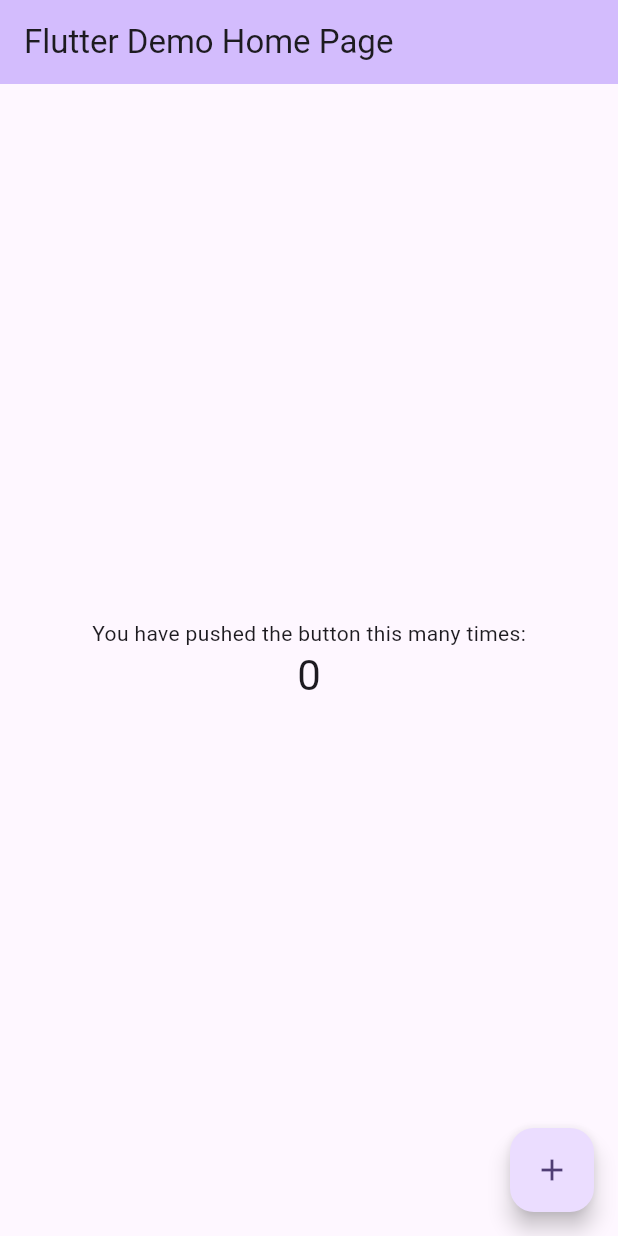
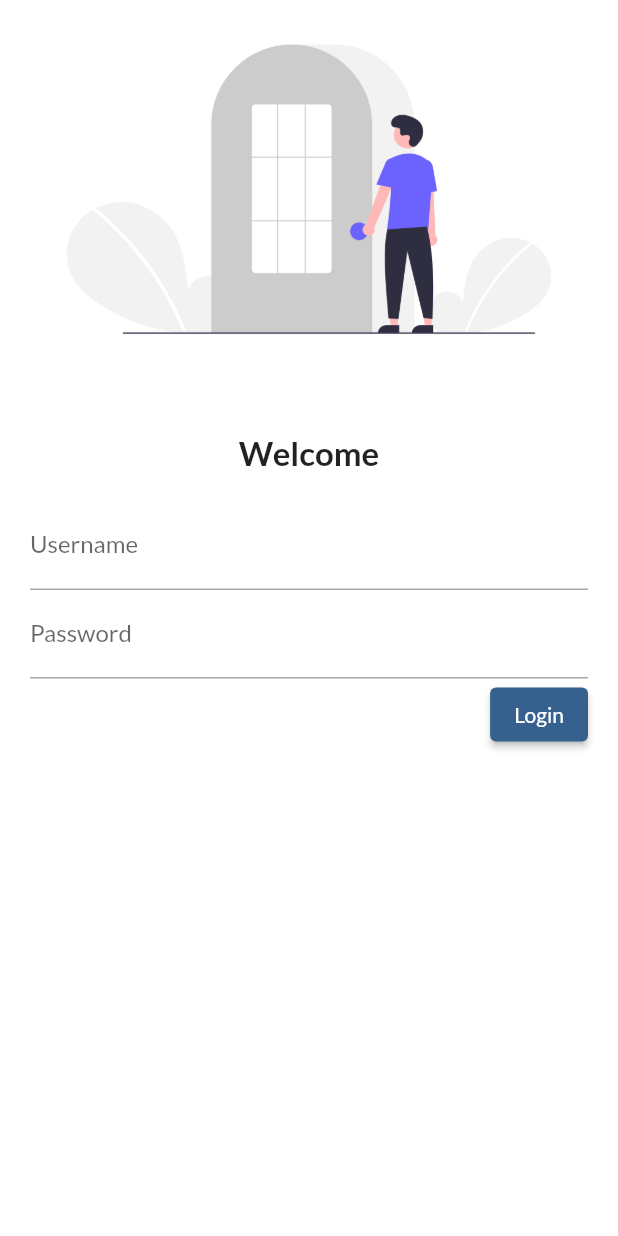
Before and after one commit to USAMA-app/flutter_catalog, a Flutter app: the screen it shows after launch, on a phone screen of 412 x 824 dp. Run offline on Flutter 3.47's test engine with Material 3 defaults, Android fonts, the phone set to English and light mode, and no system bars; our stand-ins replace google_fonts.

Commit message:
Login Page Design, Button Click

```diff
--- a/lib/main.dart
+++ b/lib/main.dart
@@ -1,4 +1,7 @@
 import 'package:flutter/material.dart';
+import 'package:flutter_catalog/pages/home_page.dart';
+import 'package:flutter_catalog/pages/Auth/login_page.dart';
+import 'package:google_fonts/google_fonts.dart';
 
 void main() {
   runApp(const MyApp());
@@ -7,119 +10,23 @@ void main() {
 class MyApp extends StatelessWidget {
   const MyApp({super.key});
 
-  // This widget is the root of your application.
   @override
   Widget build(BuildContext context) {
     return MaterialApp(
-      title: 'Flutter Demo',
+      themeMode: ThemeMode.system,
       theme: ThemeData(
-        // This is the theme of your application.
-        //
-        // TRY THIS: Try running your application with "flutter run". You'll see
-        // the application has a purple toolbar. Then, without quitting the app,
-        // try changing the seedColor in the colorScheme below to Colors.green
-        // and then invoke "hot reload" (save your changes or press the "hot
-        // reload" button in a Flutter-supported IDE, or press "r" if you used
-        // the command line to start the app).
-        //
-        // Notice that the counter didn't reset back to zero; the application
-        // state is not lost during the reload. To reset the state, use hot
-        // restart instead.
-        //
-        // This works for code too, not just values: Most code changes can be
-        // tested with just a hot reload.
-        colorScheme: ColorScheme.fromSeed(seedColor: Colors.deepPurple),
-        useMaterial3: true,
+          colorSchemeSeed: Colors.blue,
+          appBarTheme: const AppBarTheme(elevation: 0),
+          useMaterial3: false,
+          fontFamily: GoogleFonts.lato().fontFamily),
+      darkTheme: ThemeData(
+        brightness: Brightness.dark,
+        useMaterial3: false,
       ),
-      home: const MyHomePage(title: 'Flutter Demo Home Page'),
+      routes: {
+        "/": (context) => LoginPage(),
+        "/login": (context) => LoginPage()
+      },
     );
   }
 }
-
-class MyHomePage extends StatefulWidget {
-  const MyHomePage({super.key, required this.title});
-
-  // This widget is the home page of your application. It is stateful, meaning
-  // that it has a State object (defined below) that contains fields that affect
-  // how it looks.
-
-  // This class is the configuration for the state. It holds the values (in this
-  // case the title) provided by the parent (in this case the App widget) and
-  // used by the build method of the State. Fields in a Widget subclass are
-  // always marked "final".
-
-  final String title;
-
-  @override
-  State<MyHomePage> createState() => _MyHomePageState();
-}
-
-class _MyHomePageState extends State<MyHomePage> {
-  int _counter = 0;
-
-  void _incrementCounter() {
-    setState(() {
-      // This call to setState tells the Flutter framework that something has
-      // changed in this State, which causes it to rerun the build method below
-      // so that the display can reflect the updated values. If we changed
-      // _counter without calling setState(), then the build method would not be
-      // called again, and so nothing would appear to happen.
-      _counter++;
-    });
-  }
-
-  @override
-  Widget build(BuildContext context) {
-    // This method is rerun every time setState is called, for instance as done
-    // by the _incrementCounter method above.
-    //
-    // The Flutter framework has been optimized to make rerunning build methods
-    // fast, so that you can just rebuild anything that needs updating rather
-    // than having to individually change instances of widgets.
-    return Scaffold(
-      appBar: AppBar(
-        // TRY THIS: Try changing the color here to a specific color (to
-        // Colors.amber, perhaps?) and trigger a hot reload to see the AppBar
-        // change color while the other colors stay the same.
-        backgroundColor: Theme.of(context).colorScheme.inversePrimary,
-        // Here we take the value from the MyHomePage object that was created by
-        // the App.build method, and use it to set our appbar title.
-        title: Text(widget.title),
-      ),
-      body: Center(
-        // Center is a layout widget. It takes a single child and positions it
-        // in the middle of the parent.
-        child: Column(
-          // Column is also a layout widget. It takes a list of children and
-          // arranges them vertically. By default, it sizes itself to fit its
-          // children horizontally, and tries to be as tall as its parent.
-          //
-          // Column has various properties to control how it sizes itself and
-          // how it positions its children. Here we use mainAxisAlignment to
-          // center the children vertically; the main axis here is the vertical
-          // axis because Columns are vertical (the cross axis would be
-          // horizontal).
-          //
-          // TRY THIS: Invoke "debug painting" (choose the "Toggle Debug Paint"
-          // action in the IDE, or press "p" in the console), to see the
-          // wireframe for each widget.
-          mainAxisAlignment: MainAxisAlignment.center,
-          children: <Widget>[
-            const Text(
-              'You have pushed the button this many times:',
-            ),
-            Text(
-              '$_counter',
-              style: Theme.of(context).textTheme.headlineMedium,
-            ),
-          ],
-        ),
-      ),
-      floatingActionButton: FloatingActionButton(
-        onPressed: _incrementCounter,
-        tooltip: 'Increment',
-        child: const Icon(Icons.add),
-      ), // This trailing comma makes auto-formatting nicer for build methods.
-    );
-  }
-}
--- /dev/null
+++ b/lib/pages/Auth/login_page.dart
@@ -0,0 +1,49 @@
+import 'package:flutter/material.dart';
+
+class LoginPage extends StatelessWidget {
+  const LoginPage({super.key});
+
+  @override
+  Widget build(BuildContext context) {
+    return Material(
+        color: const Color.fromRGBO(255, 255, 255, 1),
+        child: Column(
+          children: [
+            Image.asset("assets/images/login_image.png", fit: BoxFit.contain),
+            SizedBox(height: 20),
+            Padding(
+              padding: const EdgeInsets.symmetric(vertical: 16, horizontal: 20),
+              child: Column(
+                children: [
+                  Text(
+                    "Welcome",
+                    style: TextStyle(fontWeight: FontWeight.bold, fontSize: 22),
+                  ),
+                  SizedBox(
+                    height: 20,
+                  ),
+                  TextFormField(
+                    decoration: InputDecoration(
+                        label: Text("Username"), hintText: "Enter Username"),
+                  ),
+                  TextFormField(
+                    obscureText: true,
+                    decoration: InputDecoration(
+                        label: Text("Password"), hintText: "Enter Password"),
+                  ),
+                  Row(
+                    mainAxisAlignment: MainAxisAlignment.end,
+                    children: [
+                      ElevatedButton(
+                        onPressed: () => {print("Clicked")},
+                        child: Text("Login"),
+                      ),
+                    ],
+                  ),
+                ],
+              ),
+            )
+          ],
+        ));
+  }
+}
--- /dev/null
+++ b/lib/pages/home_page.dart
@@ -0,0 +1,16 @@
+import 'package:flutter/material.dart';
+
+class HomePage extends StatelessWidget {
+  const HomePage({super.key});
+
+  @override
+  Widget build(BuildContext context) {
+    return Scaffold(
+      appBar: AppBar(
+        title: Text("Home Page"),
+      ),
+      body: Center(child: Container(child: Text("This is Home Page"))),
+      drawer: Drawer(),
+    );
+  }
+}
--- a/pubspec.yaml
+++ b/pubspec.yaml
@@ -35,6 +35,7 @@ dependencies:
   # The following adds the Cupertino Icons font to your application.
   # Use with the CupertinoIcons class for iOS style icons.
   cupertino_icons: ^1.0.8
+  google_fonts: ^6.2.1
 
 dev_dependencies:
   flutter_test:
@@ -59,8 +60,8 @@ flutter:
   uses-material-design: true
 
   # To add assets to your application, add an assets section, like this:
-  # assets:
-  #   - images/a_dot_burr.jpeg
+  assets:
+    - assets/images/
   #   - images/a_dot_ham.jpeg
 
   # An image asset can refer to one or more resolution-specific "variants", see
```
Also changed, not shown: assets/images/login_image.png (added), pubspec.lock, 1 other file.
